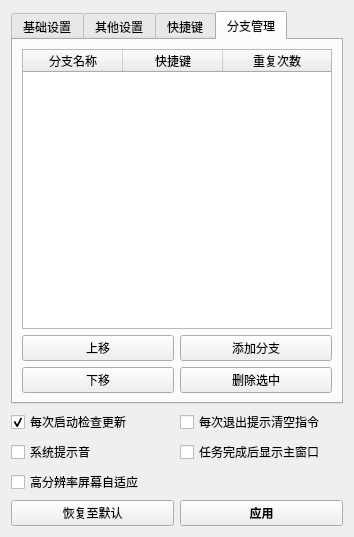
Above: 窗体/setting.ui from find-xposed-magisk/automatic_clicker_2 before the change. Below: the same form after it.
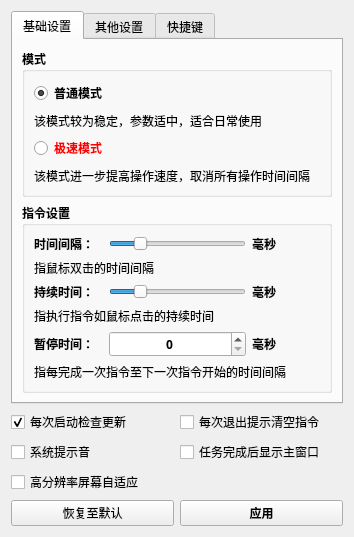
That is the form after the change. The open tabs and pages were chosen to show the change. Icons and pictures are not drawn.

What changed in the file:
```diff
--- a/窗体/setting.ui
+++ b/窗体/setting.ui
@@ -7,7 +7,7 @@
     <x>0</x>
     <y>0</y>
     <width>354</width>
-    <height>487</height>
+    <height>491</height>
    </rect>
   </property>
   <property name="font">
@@ -586,80 +586,6 @@
        </item>
       </layout>
      </widget>
-     <widget class="QWidget" name="tab_4">
-      <attribute name="title">
-       <string>分支管理</string>
-      </attribute>
-      <layout class="QGridLayout" name="gridLayout_7">
-       <item row="0" column="0" colspan="2">
-        <widget class="QTableWidget" name="tableWidget">
-         <property name="editTriggers">
-          <set>QAbstractItemView::EditTrigger::NoEditTriggers</set>
-         </property>
-         <attribute name="horizontalHeaderCascadingSectionResizes">
-          <bool>false</bool>
-         </attribute>
-         <attribute name="horizontalHeaderMinimumSectionSize">
-          <number>1</number>
-         </attribute>
-         <attribute name="horizontalHeaderStretchLastSection">
-          <bool>true</bool>
-         </attribute>
-         <column>
-          <property name="text">
-           <string>分支名称</string>
-          </property>
-         </column>
-         <column>
-          <property name="text">
-           <string>快捷键</string>
-          </property>
-         </column>
-         <column>
-          <property name="text">
-           <string>重复次数</string>
-          </property>
-         </column>
-        </widget>
-       </item>
-       <item row="1" column="0">
-        <widget class="QPushButton" name="pushButton_5">
-         <property name="text">
-          <string>上移</string>
-         </property>
-        </widget>
-       </item>
-       <item row="1" column="1">
-        <widget class="QPushButton" name="pushButton_7">
-         <property name="text">
-          <string>添加分支</string>
-         </property>
-         <property name="icon">
-          <iconset resource="../images.qrc">
-           <normaloff>:/按钮图标/窗体/res/add.png</normaloff>:/按钮图标/窗体/res/add.png</iconset>
-         </property>
-        </widget>
-       </item>
-       <item row="2" column="0">
-        <widget class="QPushButton" name="pushButton_6">
-         <property name="text">
-          <string>下移</string>
-         </property>
-        </widget>
-       </item>
-       <item row="2" column="1">
-        <widget class="QPushButton" name="pushButton_8">
-         <property name="text">
-          <string>删除选中</string>
-         </property>
-         <property name="icon">
-          <iconset resource="../images.qrc">
-           <normaloff>:/按钮图标/窗体/res/删除.png</normaloff>:/按钮图标/窗体/res/删除.png</iconset>
-         </property>
-        </widget>
-       </item>
-      </layout>
-     </widget>
     </widget>
    </item>
    <item>
```
